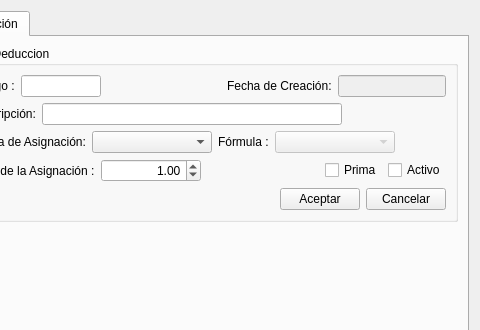
This is asignacionwidget.ui in kendryfbo/sistema-nomina as Qt 5 draws it before an edit; both pictures show x 420 to 900 and y 0 to 330 of the 900 by 448 pixel window. The edited form follows.
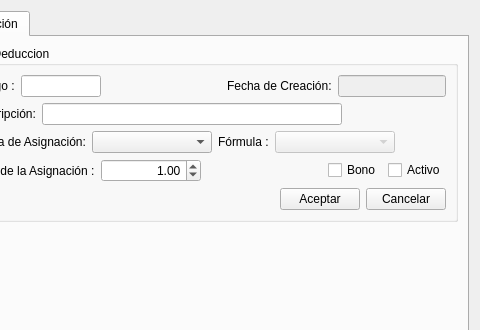
This is the edited form.

```diff
--- a/asignacionwidget.ui
+++ b/asignacionwidget.ui
@@ -255,7 +255,7 @@
             <item>
              <widget class="QCheckBox" name="primaCheckBox">
               <property name="text">
-               <string>Prima</string>
+               <string>Bono</string>
               </property>
              </widget>
             </item>
```
Left out of the diff: 3 changed lines with no effect on the pictures.
